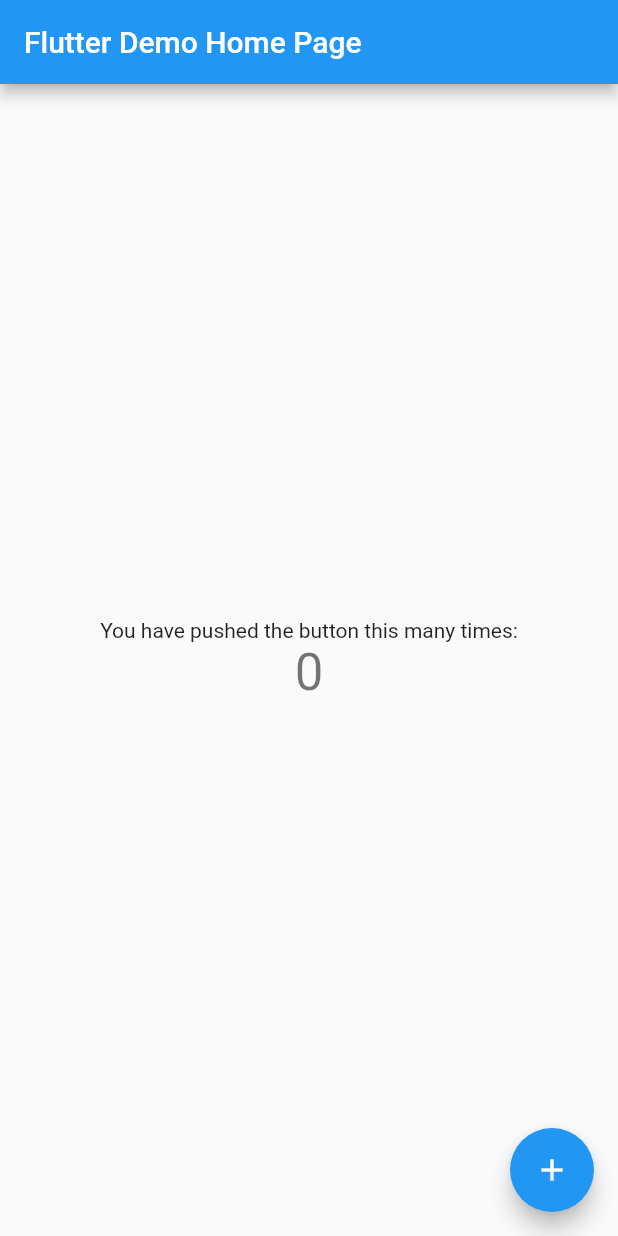
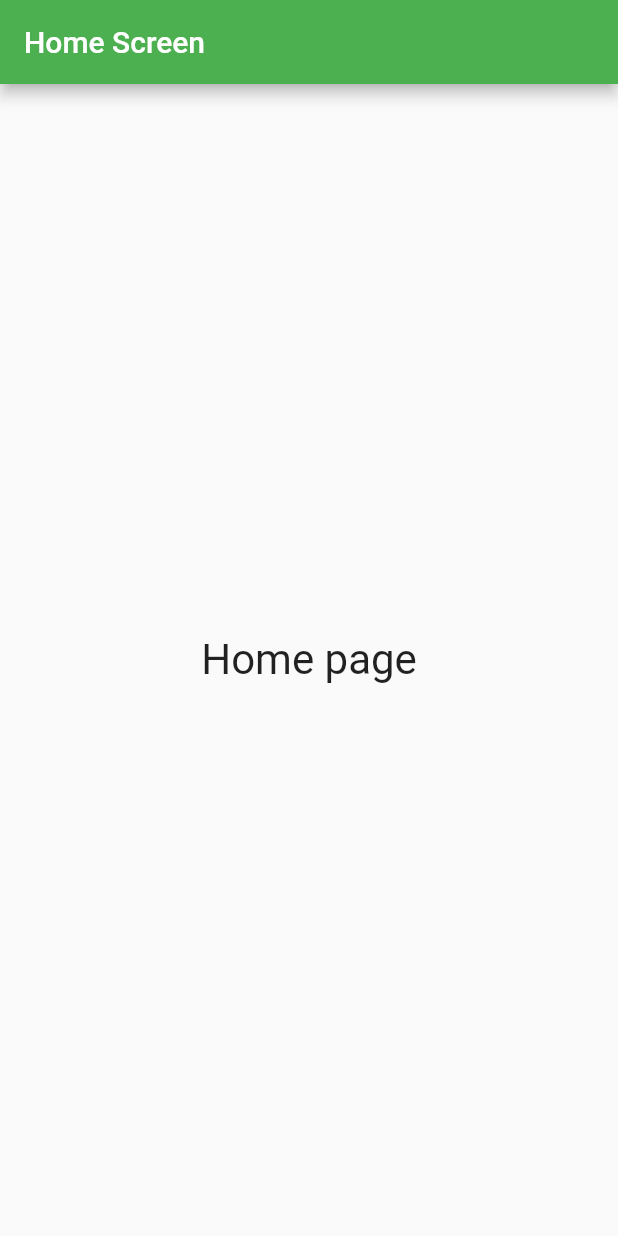
Before and after one commit to ashutosh-rai-78/splash_screen, a Flutter app: the screen it shows after launch, on a phone screen of 412 x 824 dp. Run offline on Flutter 3.47's test engine with Material 2 defaults, Android fonts, the phone set to English and light mode, and no system bars; our stand-ins replace splashscreen.

Commit message:
final commit

```diff
--- a/lib/main.dart
+++ b/lib/main.dart
@@ -1,115 +1,52 @@
+import 'dart:async';
 import 'package:flutter/material.dart';
+import 'package:splashscreen/splashscreen.dart';
 
 void main() {
-  runApp(const MyApp());
+  runApp(MyApp());
 }
 
 class MyApp extends StatelessWidget {
-  const MyApp({Key? key}) : super(key: key);
-
-  // This widget is the root of your application.
   @override
   Widget build(BuildContext context) {
     return MaterialApp(
-      title: 'Flutter Demo',
+      title: 'Splash Screen',
       theme: ThemeData(
-        // This is the theme of your application.
-        //
-        // Try running your application with "flutter run". You'll see the
-        // application has a blue toolbar. Then, without quitting the app, try
-        // changing the primarySwatch below to Colors.green and then invoke
-        // "hot reload" (press "r" in the console where you ran "flutter run",
-        // or simply save your changes to "hot reload" in a Flutter IDE).
-        // Notice that the counter didn't reset back to zero; the application
-        // is not restarted.
-        primarySwatch: Colors.blue,
+        primarySwatch: Colors.green,
       ),
-      home: const MyHomePage(title: 'Flutter Demo Home Page'),
+      home: Splash2(),
+      debugShowCheckedModeBanner: false,
     );
   }
 }
 
-class MyHomePage extends StatefulWidget {
-  const MyHomePage({Key? key, required this.title}) : super(key: key);
-
-  // This widget is the home page of your application. It is stateful, meaning
-  // that it has a State object (defined below) that contains fields that affect
-  // how it looks.
-
-  // This class is the configuration for the state. It holds the values (in this
-  // case the title) provided by the parent (in this case the App widget) and
-  // used by the build method of the State. Fields in a Widget subclass are
-  // always marked "final".
-
-  final String title;
-
-  @override
-  State<MyHomePage> createState() => _MyHomePageState();
-}
-
-class _MyHomePageState extends State<MyHomePage> {
-  int _counter = 0;
-
-  void _incrementCounter() {
-    setState(() {
-      // This call to setState tells the Flutter framework that something has
-      // changed in this State, which causes it to rerun the build method below
-      // so that the display can reflect the updated values. If we changed
-      // _counter without calling setState(), then the build method would not be
-      // called again, and so nothing would appear to happen.
-      _counter++;
-    });
-  }
-
+class Splash2 extends StatelessWidget {
   @override
   Widget build(BuildContext context) {
-    // This method is rerun every time setState is called, for instance as done
-    // by the _incrementCounter method above.
-    //
-    // The Flutter framework has been optimized to make rerunning build methods
-    // fast, so that you can just rebuild anything that needs updating rather
-    // than having to individually change instances of widgets.
-    return Scaffold(
-      appBar: AppBar(
-        // Here we take the value from the MyHomePage object that was created by
-        // the App.build method, and use it to set our appbar title.
-        title: Text(widget.title),
+    return SplashScreen(
+      seconds: 6,
+      navigateAfterSeconds: new SecondScreen(),
+      title: new Text(
+        'Splash Screen',
+        textScaleFactor: 2,
       ),
-      body: Center(
-        // Center is a layout widget. It takes a single child and positions it
-        // in the middle of the parent.
-        child: Column(
-          // Column is also a layout widget. It takes a list of children and
-          // arranges them vertically. By default, it sizes itself to fit its
-          // children horizontally, and tries to be as tall as its parent.
-          //
-          // Invoke "debug painting" (press "p" in the console, choose the
-          // "Toggle Debug Paint" action from the Flutter Inspector in Android
-          // Studio, or the "Toggle Debug Paint" command in Visual Studio Code)
-          // to see the wireframe for each widget.
-          //
-          // Column has various properties to control how it sizes itself and
-          // how it positions its children. Here we use mainAxisAlignment to
-          // center the children vertically; the main axis here is the vertical
-          // axis because Columns are vertical (the cross axis would be
-          // horizontal).
-          mainAxisAlignment: MainAxisAlignment.center,
-          children: <Widget>[
-            const Text(
-              'You have pushed the button this many times:',
-            ),
-            Text(
-              '$_counter',
-              style: Theme.of(context).textTheme.headline4,
-            ),
-          ],
-        ),
-      ),
-      floatingActionButton: FloatingActionButton(
-        onPressed: _incrementCounter,
-        tooltip: 'Increment',
-        child: const Icon(Icons.add),
-      ), // This trailing comma makes auto-formatting nicer for build methods.
+      loadingText: Text("Loading"),
+      photoSize: 100.0,
+      loaderColor: Colors.blue,
     );
   }
 }
+
+class SecondScreen extends StatelessWidget {
+  @override
+  Widget build(BuildContext context) {
+    return Scaffold(
+      appBar: AppBar(title: Text("Home Screen")),
+      body: Center(
+          child: Text(
+        "Home page",
+        textScaleFactor: 2,
+      )),
+    );
+  }
+}
--- a/pubspec.yaml
+++ b/pubspec.yaml
@@ -34,6 +34,7 @@ dependencies:
   # The following adds the Cupertino Icons font to your application.
   # Use with the CupertinoIcons class for iOS style icons.
   cupertino_icons: ^1.0.2
+  splashscreen: ^1.3.5
 
 dev_dependencies:
   flutter_test:
```
Also changed, not shown: pubspec.lock.
